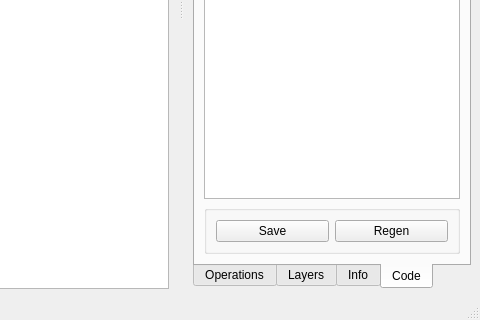
Old version of the form designer/camo_main_window.ui in the repository JonRob812/CAMOnion; both pictures show x 793 to 1273 and y 328 to 648 of the 1273 by 648 pixel window.
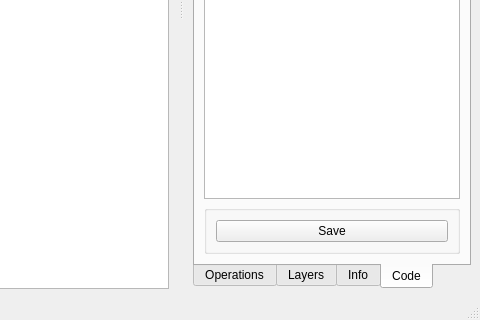
New version of the form. The open tabs and pages were chosen to show the change. Custom widgets are drawn as their Qt base class.

What changed in the file:
```diff
--- a/designer/camo_main_window.ui
+++ b/designer/camo_main_window.ui
@@ -189,13 +189,6 @@
               </property>
              </widget>
             </item>
-            <item>
-             <widget class="QPushButton" name="pushButton_2">
-              <property name="text">
-               <string>Regen</string>
-              </property>
-             </widget>
-            </item>
            </layout>
           </widget>
          </item>
```
Left out of the diff: 6 changed lines with no effect on the pictures.
